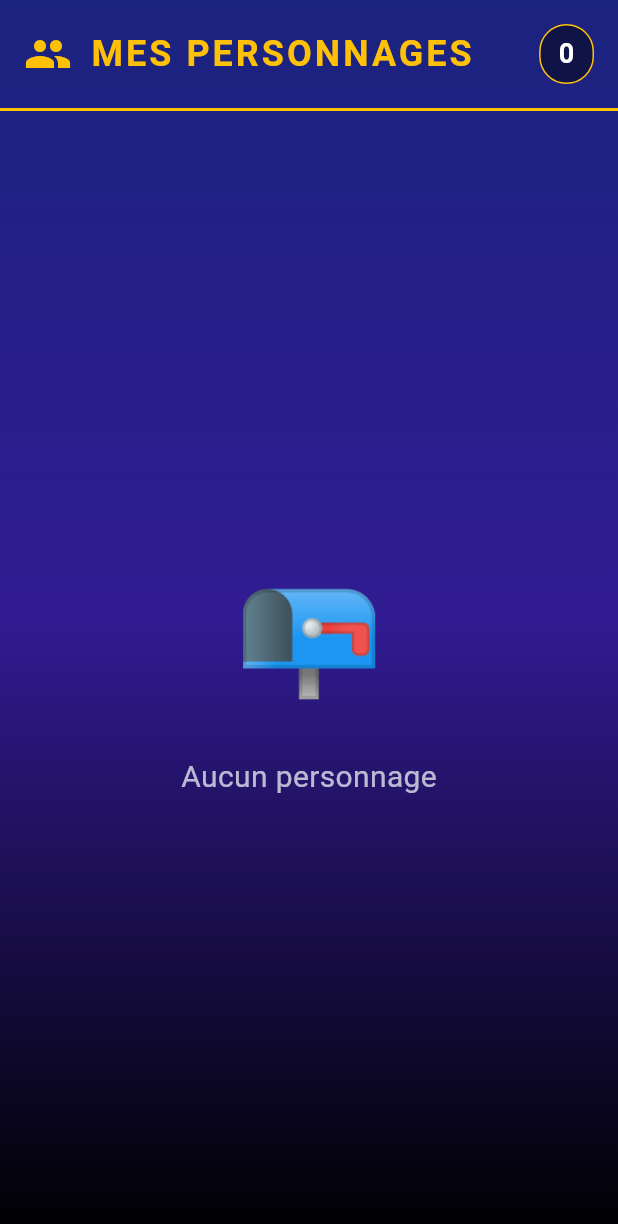
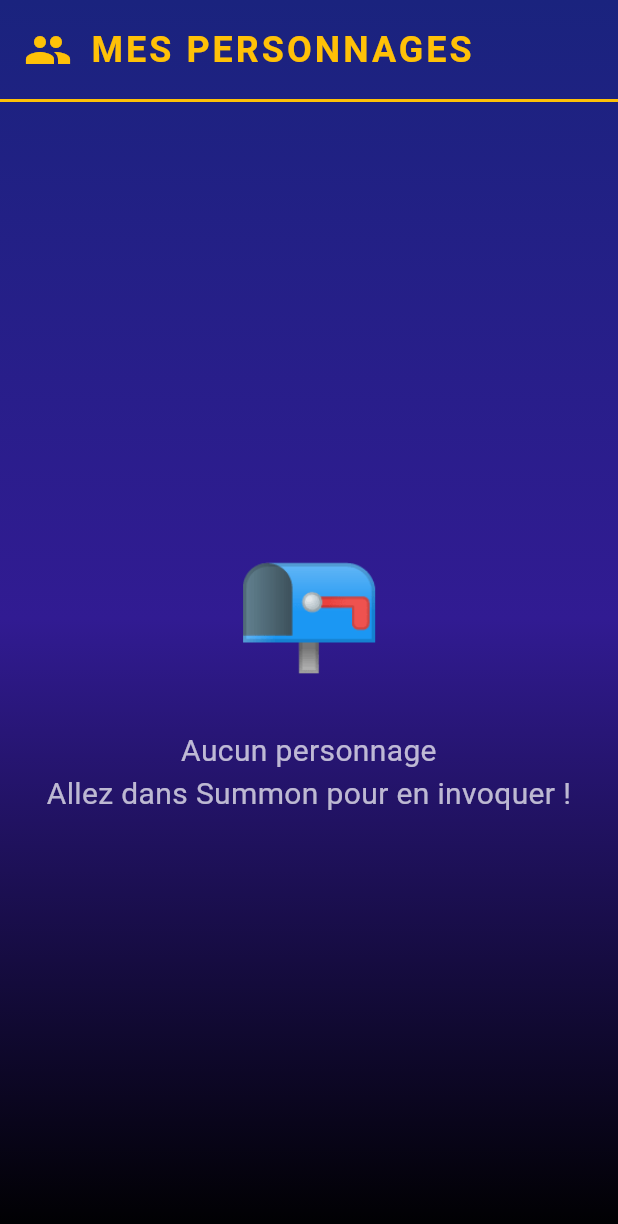
Before and after one commit to Angel-42/Dice-Destiny-Idle-Rifts, a Flutter app: the CharactersScreen screen opened directly, on a phone screen of 412 x 824 dp. Shown: the top 1224 px of the screen. Run offline on Flutter 3.47's test engine with Material 3 defaults, Android fonts, the phone set to English and light mode, and no system bars; our stand-ins replace cloud_firestore, firebase_auth, firebase_core, google_sign_in; accounts and stored records are empty.

Commit message:
[FEAT] Refactor CharactersScreen to use StreamBuilder for real-time character updates and simplify state management

```diff
--- a/lib/src/screens/characters_screen.dart
+++ b/lib/src/screens/characters_screen.dart
@@ -3,37 +3,10 @@ import '../models/character.dart';
 import '../services/game_data_service.dart';
 import 'character_detail_screen.dart';
 
-class CharactersScreen extends StatefulWidget {
+class CharactersScreen extends StatelessWidget {
   const CharactersScreen({super.key});
 
-  @override
-  State<CharactersScreen> createState() => _CharactersScreenState();
-}
-
-class _CharactersScreenState extends State<CharactersScreen> {
-  List<Character> _characters = [];
-  bool _isLoading = true;
-
-  @override
-  void initState() {
-    super.initState();
-    _loadCharacters();
-  }
-
-  Future<void> _loadCharacters() async {
-    try {
-      final characters = await GameDataService.getAllCharacters();
-      setState(() {
-        _characters = characters;
-        _isLoading = false;
-      });
-    } catch (e) {
-      debugPrint('❌ Erreur chargement personnages: $e');
-      setState(() => _isLoading = false);
-    }
-  }
-
-  void _showCharacterDetail(Character character) {
+  void _showCharacterDetail(BuildContext context, Character character) {
     showDialog(
       context: context,
       barrierColor: Colors.black87,
@@ -79,26 +52,6 @@ class _CharactersScreenState extends State<CharactersScreen> {
                         letterSpacing: 2,
                       ),
                     ),
-                    const Spacer(),
-                    Container(
-                      padding: const EdgeInsets.symmetric(
-                        horizontal: 12,
-                        vertical: 6,
-                      ),
-                      decoration: BoxDecoration(
-                        color: Colors.black45,
-                        borderRadius: BorderRadius.circular(20),
-                        border: Border.all(color: Colors.amber),
-                      ),
-                      child: Text(
-                        '${_characters.length}',
-                        style: const TextStyle(
-                          color: Colors.white,
-                          fontSize: 18,
-                          fontWeight: FontWeight.bold,
-                        ),
-                      ),
-                    ),
                   ],
                 ),
               ),
@@ -109,14 +62,44 @@ class _CharactersScreenState extends State<CharactersScreen> {
                 height: 2,
               ),
 
-              // Liste des personnages
+              // Liste des personnages (StreamBuilder pour temps réel)
               Expanded(
-                child: _isLoading
-                    ? const Center(
+                child: StreamBuilder<List<Character>>(
+                  stream: GameDataService.watchCharacters(),
+                  builder: (context, snapshot) {
+                    if (snapshot.connectionState == ConnectionState.waiting) {
+                      return const Center(
                         child: CircularProgressIndicator(color: Colors.amber),
-                      )
-                    : _characters.isEmpty
-                        ? Center(
+                      );
+                    }
+
+                    if (snapshot.hasError) {
+                      return Center(
+                        child: Column(
+                          mainAxisAlignment: MainAxisAlignment.center,
+                          children: [
+                            const Text(
+                              '❌',
+                              style: TextStyle(fontSize: 80),
+                            ),
+                            const SizedBox(height: 24),
+                            Text(
+                              'Erreur: ${snapshot.error}',
+                              style: TextStyle(
+                                fontSize: 16,
+                                color: Colors.white.withOpacity(0.7),
+                              ),
+                              textAlign: TextAlign.center,
+                            ),
+                          ],
+                        ),
+                      );
+                    }
+
+                    final characters = snapshot.data ?? [];
+
+                    if (characters.isEmpty) {
+                      return Center(
                         child: Column(
                           mainAxisAlignment: MainAxisAlignment.center,
                           children: [
@@ -126,16 +109,45 @@ class _CharactersScreenState extends State<CharactersScreen> {
                             ),
                             const SizedBox(height: 24),
                             Text(
-                                  'Aucun personnage',
+                              'Aucun personnage\nAllez dans Summon pour en invoquer !',
                               style: TextStyle(
                                 fontSize: 20,
                                 color: Colors.white.withOpacity(0.7),
                               ),
+                              textAlign: TextAlign.center,
                             ),
                           ],
                         ),
-                          )
-                        : GridView.builder(
+                      );
+                    }
+
+                    return Column(
+                      children: [
+                        // Compteur de personnages
+                        Padding(
+                          padding: const EdgeInsets.all(16),
+                          child: Container(
+                            padding: const EdgeInsets.symmetric(
+                              horizontal: 16,
+                              vertical: 8,
+                            ),
+                            decoration: BoxDecoration(
+                              color: Colors.black45,
+                              borderRadius: BorderRadius.circular(20),
+                              border: Border.all(color: Colors.amber),
+                            ),
+                            child: Text(
+                              '${characters.length} personnage(s)',
+                              style: const TextStyle(
+                                color: Colors.white,
+                                fontSize: 18,
+                                fontWeight: FontWeight.bold,
+                              ),
+                            ),
+                          ),
+                        ),
+                        Expanded(
+                          child: GridView.builder(
                             padding: const EdgeInsets.all(16),
                             gridDelegate: const SliverGridDelegateWithFixedCrossAxisCount(
                               crossAxisCount: 2,
@@ -143,10 +155,15 @@ class _CharactersScreenState extends State<CharactersScreen> {
                               mainAxisSpacing: 16,
                               childAspectRatio: 0.75,
                             ),
-                            itemCount: _characters.length,
+                            itemCount: characters.length,
                             itemBuilder: (context, index) {
-                              final character = _characters[index];
-                              return _buildCharacterCard(character);
+                              final character = characters[index];
+                              return _buildCharacterCard(context, character);
+                            },
+                          ),
+                        ),
+                      ],
+                    );
                   },
                 ),
               ),
@@ -157,9 +174,9 @@ class _CharactersScreenState extends State<CharactersScreen> {
     );
   }
 
-  Widget _buildCharacterCard(Character character) {
+  Widget _buildCharacterCard(BuildContext context, Character character) {
     return GestureDetector(
-      onTap: () => _showCharacterDetail(character),
+      onTap: () => _showCharacterDetail(context, character),
       child: Container(
         decoration: BoxDecoration(
           gradient: LinearGradient(
```
Lines whose indentation alone changed are shown as unchanged.
